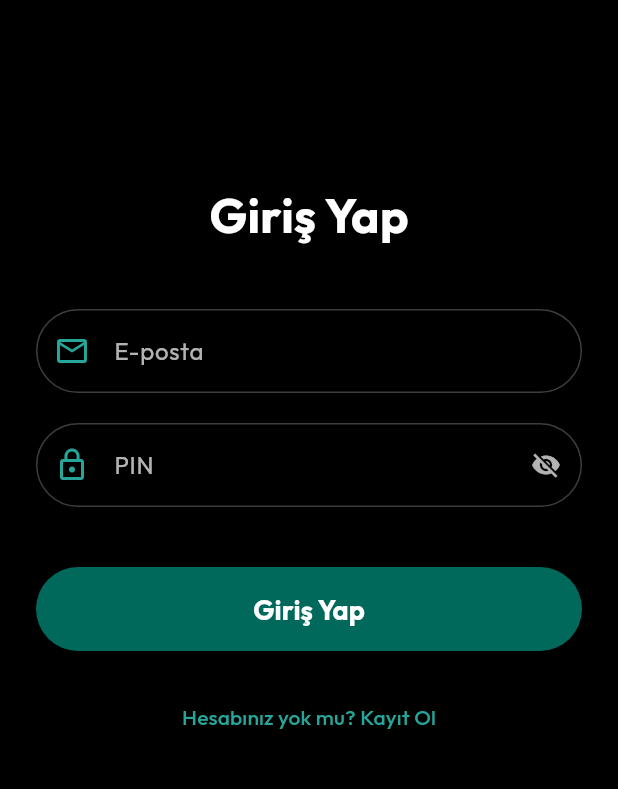
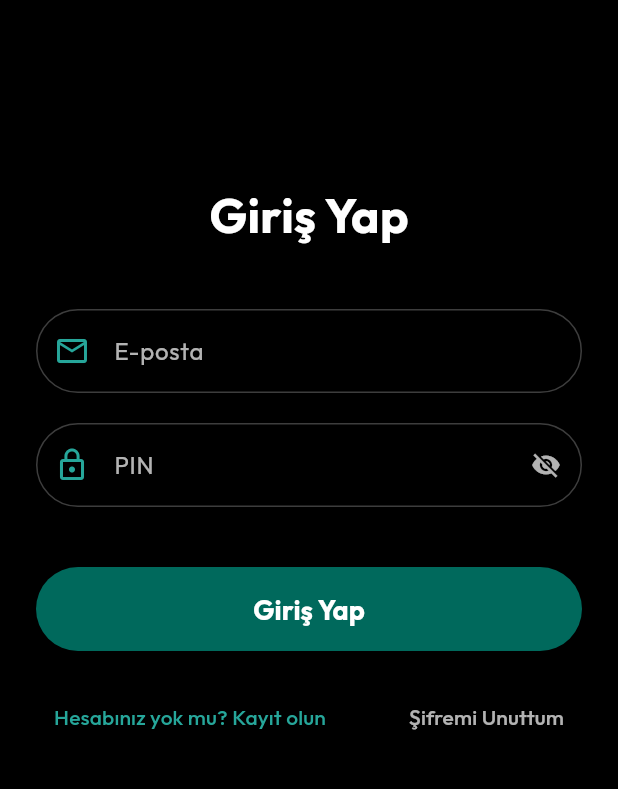
Before and after one commit to SeyitAltintas/Cashly, a Flutter app: the LoginPage screen opened directly with empty values, after a tap on "Başka hesap ile giriş yap", on a phone screen of 412 x 824 dp, the part 276-1065 px from its top. Run offline on Flutter 3.47's test engine with Material 3 defaults, Android fonts, the phone set to English and light mode, and no system bars; our stand-ins replace fl_chart, flutter_tts, google_fonts, hive_flutter, image_picker, local_auth and 1 more; accounts and stored records are empty.

Commit message:
Ufak tefek değğişiklik yapıldı

```diff
--- a/lib/features/auth/presentation/pages/login_page.dart
+++ b/lib/features/auth/presentation/pages/login_page.dart
@@ -398,23 +398,42 @@ class _LoginPageState extends State<LoginPage> {
                 ),
                 const SizedBox(height: 20),
 
-                // Register Link
+                // Kayıt Ol ve Şifremi Unuttum butonları
+                Row(
+                  mainAxisAlignment: MainAxisAlignment.spaceBetween,
+                  children: [
+                    // Register Link (Sol)
                     TextButton(
                       onPressed: () {
                         Navigator.push(
                           context,
                           MaterialPageRoute(
-                        builder: (_) =>
-                            SignUpPage(authController: widget.authController),
+                            builder: (_) => SignUpPage(
+                              authController: widget.authController,
+                            ),
                           ),
                         );
                       },
                       child: Text(
-                    "Hesabınız yok mu? Kayıt Ol",
+                        "Hesabınız yok mu? Kayıt olun",
                         style: TextStyle(
                           color: Theme.of(context).colorScheme.secondary,
                         ),
                       ),
+                    ),
+                    // Şifremi Unuttum (Sağ)
+                    TextButton(
+                      onPressed: () => _showForgotPasswordSheet(context),
+                      child: Text(
+                        "Şifremi Unuttum",
+                        style: TextStyle(
+                          color: Theme.of(
+                            context,
+                          ).colorScheme.onSurface.withValues(alpha: 0.7),
+                        ),
+                      ),
+                    ),
+                  ],
                 ),
               ],
             ),
--- a/lib/features/auth/presentation/pages/signup_page.dart
+++ b/lib/features/auth/presentation/pages/signup_page.dart
@@ -59,7 +59,7 @@ class _SignUpPageState extends State<SignUpPage> {
                 Center(
                   child: Image.asset('assets/image/seffaflogo.png', height: 80),
                 ),
-                const SizedBox(height: 120),
+                const SizedBox(height: 100),
                 Text(
                   "Hesap Oluştur",
                   style: GoogleFonts.outfit(
```
Lines whose indentation alone changed are shown as unchanged.
